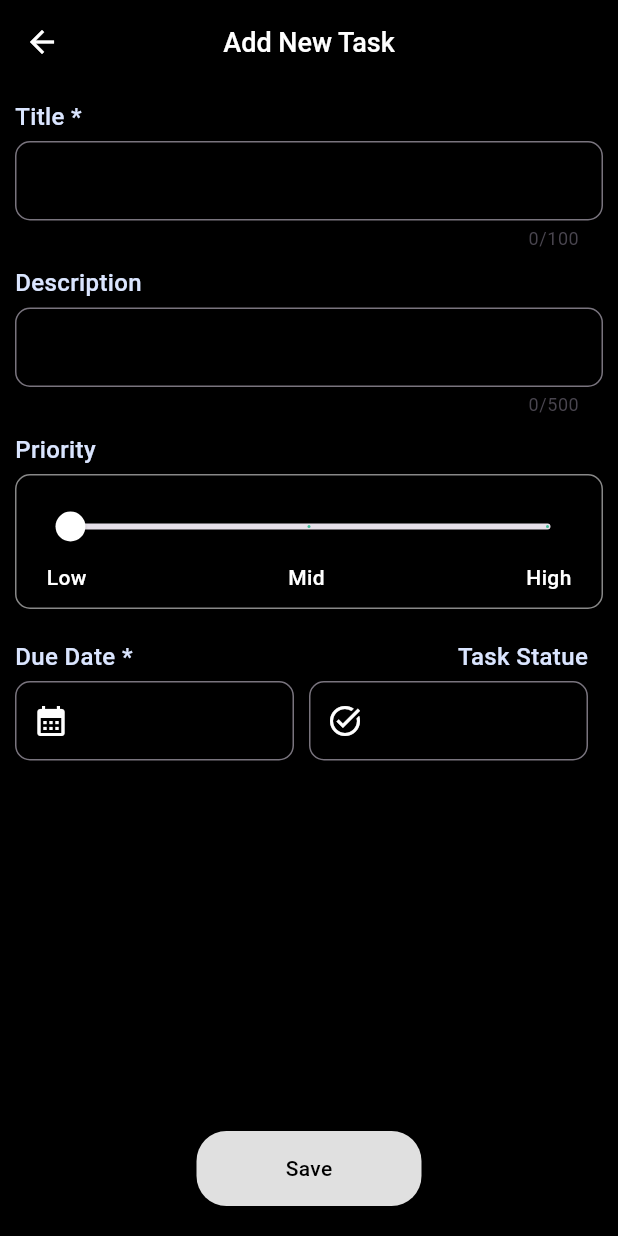
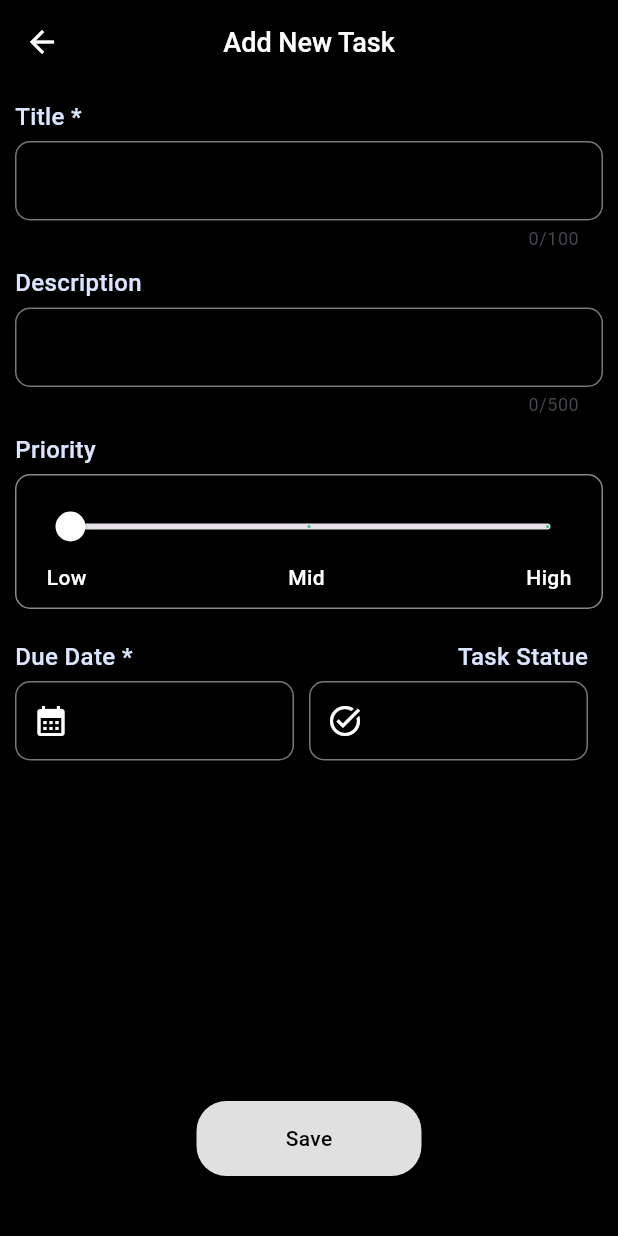
Before and after one commit to Danish-Git/Todo-App, a Flutter app: the TaskFormView screen opened by its route, on a phone screen of 412 x 824 dp. Run offline on Flutter 3.47's test engine with Material 3 defaults, Android fonts, the phone set to English and light mode, and no system bars; our stand-ins replace flutter_spinkit, get, shared_preferences; missing offline and left inert: flutter_adaptive_scaffold; accounts and stored records are empty; network calls fail.

Commit message:
Commit 3

```diff
--- a/lib/presentation/screens/task_form/index.dart
+++ b/lib/presentation/screens/task_form/index.dart
@@ -40,8 +40,7 @@ class TaskFormView extends StatelessWidget {
             child: Container(
               constraints: const BoxConstraints(maxWidth: 500),
               padding: const EdgeInsets.symmetric(horizontal: 10),
-              child: Column(
-                mainAxisAlignment: MainAxisAlignment.spaceBetween,
+              child: Stack(
                 children: [
                   SingleChildScrollView(
                     child: Form(
@@ -139,11 +138,17 @@ class TaskFormView extends StatelessWidget {
                               ],
                             ),
                           ),
+                          SizedBox(height: 100,)
                         ],
                       ),
                     ),
                   ),
-                  controller.isLoading ? Helper.showLoading() : Padding(
+                  Align(
+                    alignment: FractionalOffset.bottomCenter,
+                    child: Container(
+                      color: EMAppTheme.themeColors.primary,
+                      padding: const EdgeInsets.only(top: 20, bottom: 20),
+                      child: controller.isLoading ? Helper.showLoading() : Padding(
                         padding: const EdgeInsets.only(top: 20, bottom: 20),
                         child: CustomButton(
                           buttonType: ButtonType.large,
@@ -151,7 +156,10 @@ class TaskFormView extends StatelessWidget {
                           titleColor: EMAppTheme.themeColors.primary,
                           onTap: controller.validateForm,
                         ),
+                      ),
+                    ),
                   )
+
                 ],
               ),
             ),
```
Also changed, not shown: lib/presentation/global/widgets/responsive_scaffold/controller.dart (+3 -8 lines), lib/presentation/screens/task_detals/index.dart (+7 -3 lines), 1 other file. Lines whose indentation alone changed are shown as unchanged.
